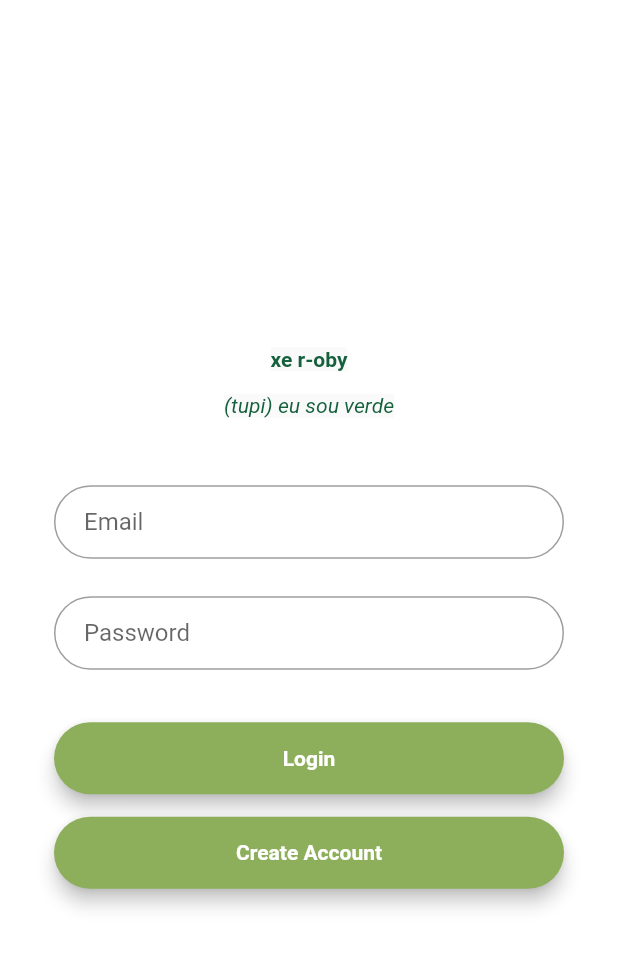
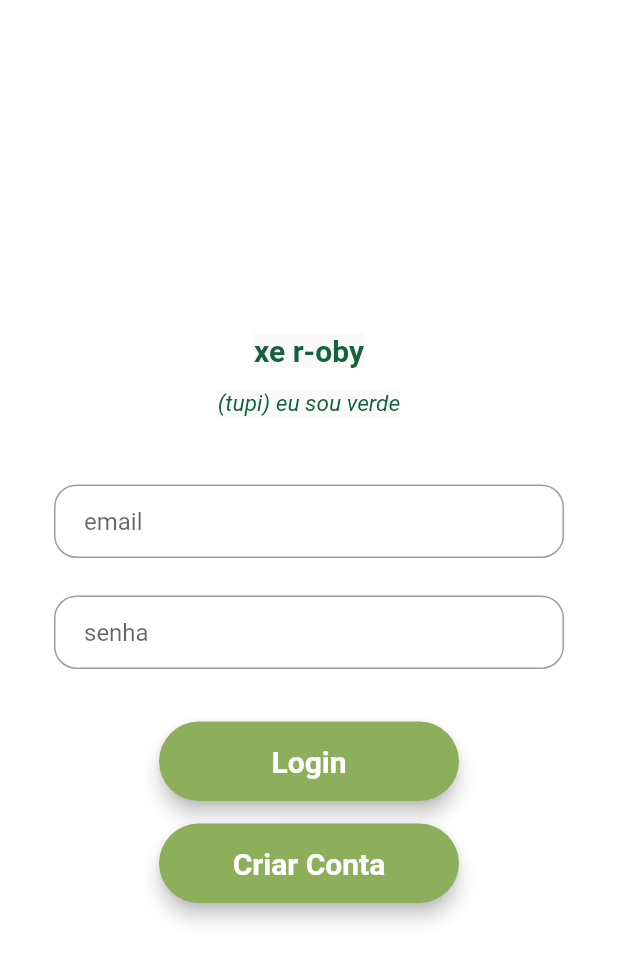
Before and after one commit to kakomarina/shehacks-xeroby, a Flutter app: the screen it shows after launch, on a phone screen of 412 x 824 dp. Shown: the top 962 px of the screen. Run offline on Flutter 3.47's test engine with Material 2 defaults, Android fonts, the phone set to English and light mode, and no system bars.

Commit message:
Criar suas tela pronto

```diff
--- a/xeroby_app/lib/main.dart
+++ b/xeroby_app/lib/main.dart
@@ -3,6 +3,7 @@ import 'login_page.dart';
 import 'meu_jardim.dart';
 import 'AdicionarPlanta.dart';
 import 'plant_description.dart';
+import 'create_page.dart';
 void main() {
   runApp(MyApp());
 }
@@ -60,14 +61,14 @@ class _MyHomePageState extends State<MyHomePage> {
       child:  Text("xe r-oby",
             textAlign: TextAlign.left,
             style: TextStyle(
-                color: Color(0xff16613D), fontWeight: FontWeight.bold)
+                fontSize: 20.0,color: Color(0xff16613D), fontWeight: FontWeight.bold)
       ),
     );
     final DescriptionXeroby = Material(
       child:  Text("(tupi) eu sou verde",
           textAlign: TextAlign.left,
           style: TextStyle(
-              color: Color(0xff16613D), fontStyle: FontStyle.italic)
+              fontSize: 15.0,color: Color(0xff16613D), fontStyle: FontStyle.italic)
       ),
 
     );
@@ -75,17 +76,17 @@ class _MyHomePageState extends State<MyHomePage> {
       obscureText: false,
       decoration: InputDecoration(
           contentPadding: EdgeInsets.fromLTRB(20.0, 15.0, 20.0, 15.0),
-          hintText: "Email",
+          hintText: "email",
           border:
-          OutlineInputBorder(borderRadius: BorderRadius.circular(32.0))),
+          OutlineInputBorder(borderRadius: BorderRadius.circular(15.0))),
     );
     final passwordField = TextField(
       obscureText: true,
       decoration: InputDecoration(
           contentPadding: EdgeInsets.fromLTRB(20.0, 15.0, 20.0, 15.0),
-          hintText: "Password",
+          hintText: "senha",
           border:
-          OutlineInputBorder(borderRadius: BorderRadius.circular(32.0))),
+          OutlineInputBorder(borderRadius: BorderRadius.circular(15.0))),
     );
     final loginButon = Material(
 
@@ -94,7 +95,7 @@ class _MyHomePageState extends State<MyHomePage> {
       color: Color(0xFF8DAF5C),
       child: MaterialButton(
 
-        minWidth: MediaQuery.of(context).size.width,
+        minWidth: 200.0,
         padding: EdgeInsets.fromLTRB(20.0, 15.0, 20.0, 15.0),
         onPressed: () {
           Navigator.push(
@@ -104,7 +105,7 @@ class _MyHomePageState extends State<MyHomePage> {
         child: Text("Login",
             textAlign: TextAlign.center,
             style: TextStyle(
-                color: Colors.white, fontWeight: FontWeight.bold)),
+                fontSize: 20.0,color: Colors.white, fontWeight: FontWeight.bold)),
       ),
     );
     final createButon = Material(
@@ -112,13 +113,18 @@ class _MyHomePageState extends State<MyHomePage> {
       borderRadius: BorderRadius.circular(30.0),
       color: Color(0xFF8DAF5C),
       child: MaterialButton(
-        minWidth: MediaQuery.of(context).size.width,
+        minWidth: 200.0,
+        //minWidth: MediaQuery.of(context).size.width,
         padding: EdgeInsets.fromLTRB(20.0, 15.0, 20.0, 15.0),
-        onPressed: () {},
-        child: Text("Create Account",
+        onPressed: () {
+        Navigator.push(
+        context,
+        MaterialPageRoute(builder: (context) => createPage()),
+      );},
+        child: Text("Criar Conta",
             textAlign: TextAlign.center,
             style: TextStyle(
-                color: Colors.white, fontWeight: FontWeight.bold)
+                fontSize: 20.0,color: Colors.white, fontWeight: FontWeight.bold)
         ),
       ),
     );
```
Also changed, not shown: xeroby_app/lib/create_page.dart (added, +145 -0 lines).
